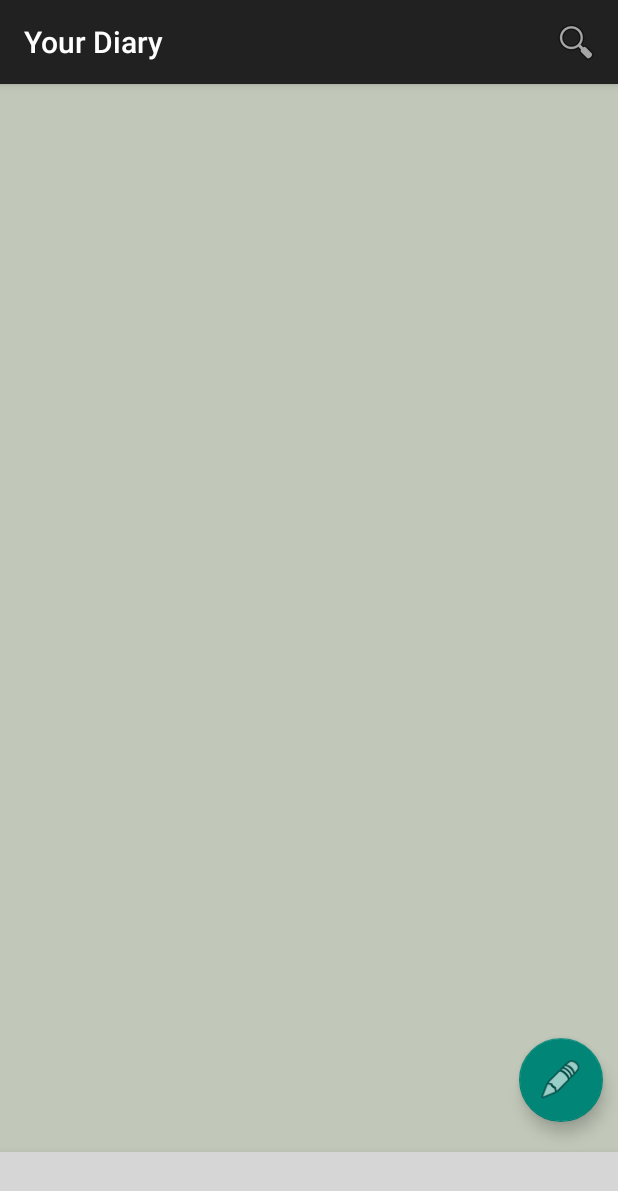
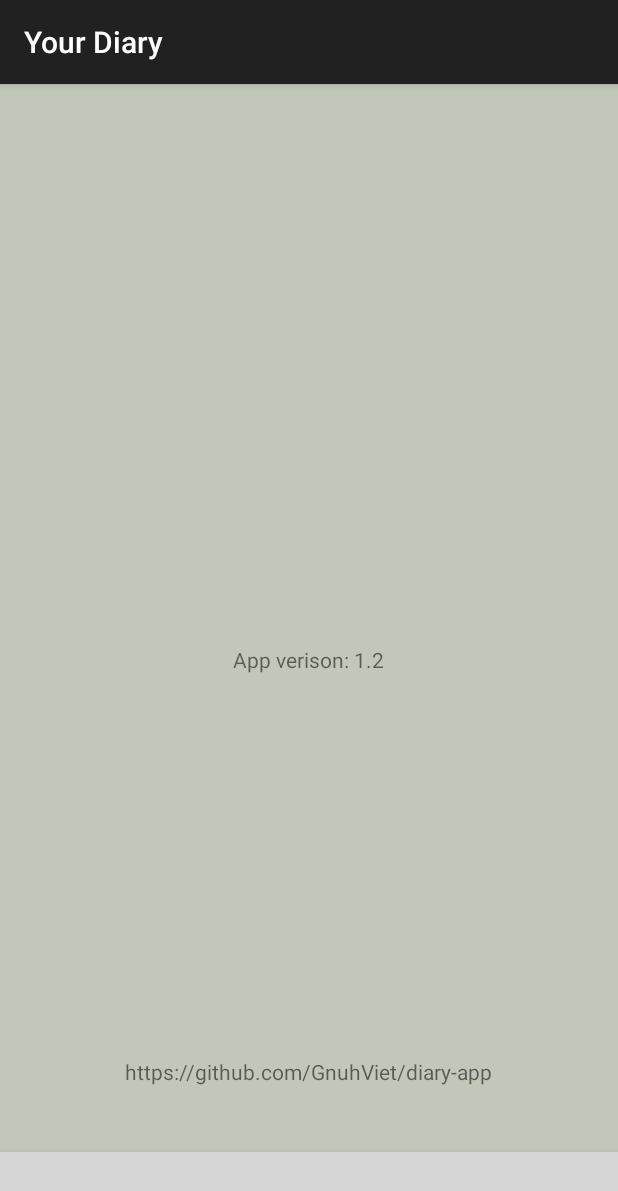
Before and after one commit to GnuhViet/diary-app, an Android app: the screen it shows after launch (MainActivity before the commit, AboutActivity after it), item 3 of the bottom bar chosen, on a phone screen of 412 x 824 dp. Shown: the top 1191 px of the screen. Run offline under Robolectric (Android 15) with nearby library versions, the light colour scheme and no system bars; libraries missing offline, so code that uses them is left out: io.realm; 6 statements that could not run were skipped; grey boxes are pictures that could not be loaded.

Commit message:
update about page

```diff
--- /dev/null
+++ b/app/src/main/java/com/example/btl_android/AboutActivity.java
@@ -0,0 +1,36 @@
+package com.example.btl_android;
+
+import androidx.appcompat.app.AppCompatActivity;
+
+import android.content.Intent;
+import android.os.Bundle;
+
+import com.google.android.material.bottomnavigation.BottomNavigationView;
+
+public class AboutActivity extends AppCompatActivity {
+
+    @Override
+    protected void onCreate(Bundle savedInstanceState) {
+        super.onCreate(savedInstanceState);
+        setContentView(R.layout.activity_about);
+
+
+        BottomNavigationView bottomNavigationView = findViewById(R.id.bottom_navigator);
+        bottomNavigationView.setSelectedItemId(R.id.calendar);
+        bottomNavigationView.setOnNavigationItemSelectedListener(item -> {
+            switch (item.getItemId()) {
+                case R.id.home:
+                    startActivity(new Intent(getApplicationContext(), MainActivity.class));
+                    overridePendingTransition(0, 0);
+                    return true;
+                case R.id.calendar:
+                    startActivity(new Intent(getApplicationContext(), CalendarActivity.class));
+                    overridePendingTransition(0,0);
+                    return true;
+                case R.id.about:
+                    return true;
+            }
+            return false;
+        });
+    }
+}
--- a/app/src/main/java/com/example/btl_android/MainActivity.java
+++ b/app/src/main/java/com/example/btl_android/MainActivity.java
@@ -47,14 +47,16 @@ public class MainActivity extends AppCompatActivity {
         bottomNavigationView.setOnNavigationItemSelectedListener(item -> {
 
             switch (item.getItemId()){
+                case R.id.home:
+                    return true;
                 case R.id.calendar:
                     startActivity(new Intent(getApplicationContext(), CalendarActivity.class));
                     overridePendingTransition(0,0);
                     return true;
-                case R.id.home:
+                case R.id.about:
+                    startActivity(new Intent(getApplicationContext(), AboutActivity.class));
+                    overridePendingTransition(0, 0);
                     return true;
-                case R.id.about:
-                    //chuyển sang about
             }
 
             return false;
--- /dev/null
+++ b/app/src/main/res/layout/activity_about.xml
@@ -0,0 +1,39 @@
+<?xml version="1.0" encoding="utf-8"?>
+<RelativeLayout xmlns:android="http://schemas.android.com/apk/res/android"
+    xmlns:app="http://schemas.android.com/apk/res-auto"
+    xmlns:tools="http://schemas.android.com/tools"
+    android:layout_width="match_parent"
+    android:layout_height="match_parent"
+    android:background="#C1C8B9"
+    tools:context=".CalendarActivity">
+
+    <com.google.android.material.bottomnavigation.BottomNavigationView
+        android:id="@+id/bottom_navigator"
+        android:layout_width="match_parent"
+        android:layout_height="wrap_content"
+        android:layout_alignParentBottom="true"
+        android:background="#2EB7ED"
+        app:itemBackground="@color/purple_500"
+        app:itemIconTint="@drawable/selector"
+        app:itemTextColor="@drawable/selector"
+        app:labelVisibilityMode="labeled"
+        app:menu="@menu/menu_nav" />
+
+    <TextView
+        android:id="@+id/textView"
+        android:layout_width="wrap_content"
+        android:layout_height="wrap_content"
+        android:text="App verison: 1.2"
+        android:layout_centerInParent="true"
+        android:layout_centerHorizontal="true"/>
+
+    <TextView
+        android:id="@+id/textView2"
+        android:layout_width="wrap_content"
+        android:layout_height="wrap_content"
+        android:layout_alignParentBottom="true"
+        android:layout_marginBottom="100dp"
+        android:layout_centerHorizontal="true"
+        android:text="https://github.com/GnuhViet/diary-app" />
+
+</RelativeLayout>
```
Also changed, not shown: app/src/main/AndroidManifest.xml (+7 -0 lines), app/src/main/java/com/example/btl_android/CalendarActivity.java (+5 -3 lines).
